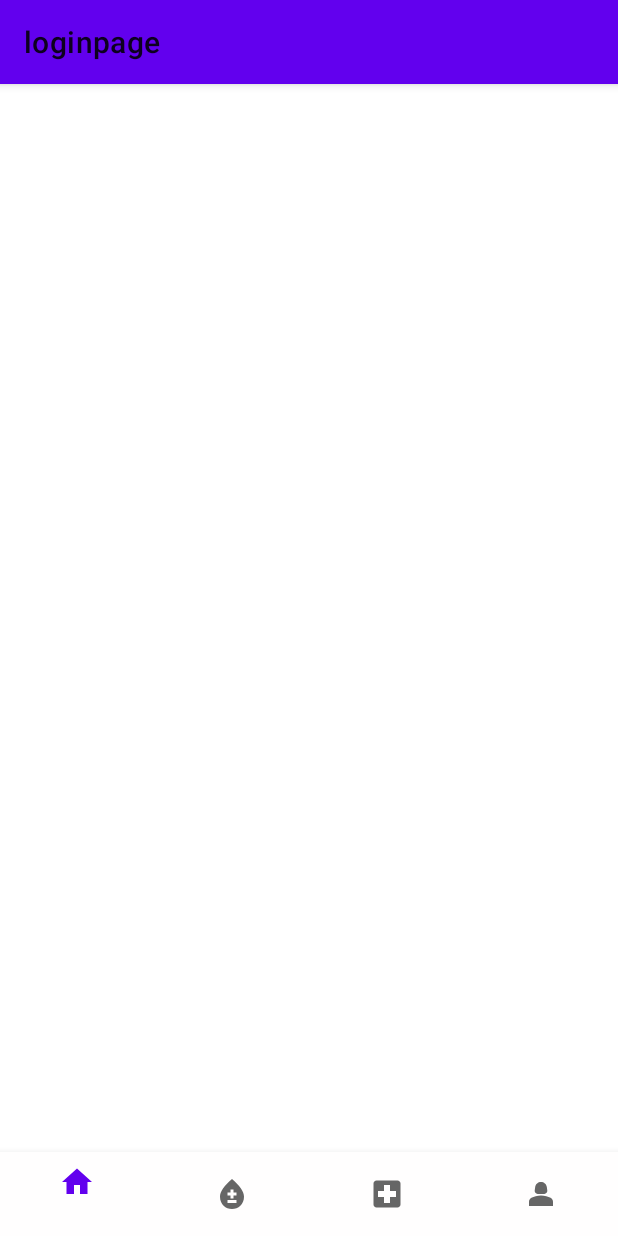
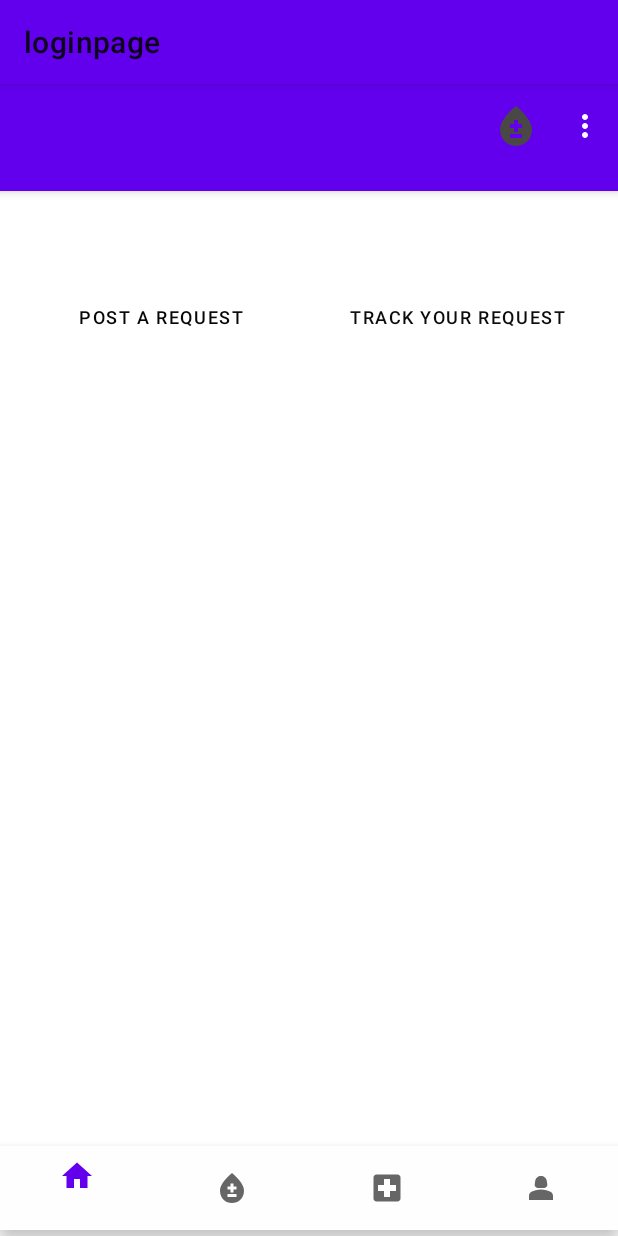
Before and after one commit to Sivaranjani09/BlooddonationApp, an Android app: the screen it shows after launch (MainActivity), on a phone screen of 412 x 824 dp. Run offline under Robolectric (Android 15) with nearby library versions, the phone set to English and light mode, and no system bars.

```diff
--- /dev/null
+++ b/mainPage/app/src/main/res/drawable/bell_btn.xml
@@ -0,0 +1,5 @@
+<vector android:height="24dp" android:tint="#484545"
+    android:viewportHeight="24" android:viewportWidth="24"
+    android:width="24dp" xmlns:android="http://schemas.android.com/apk/res/android">
+    <path android:fillColor="@android:color/white" android:pathData="M12,22c1.1,0 2,-0.9 2,-2h-4c0,1.1 0.89,2 2,2zM18,16v-5c0,-3.07 -1.64,-5.64 -4.5,-6.32L13.5,4c0,-0.83 -0.67,-1.5 -1.5,-1.5s-1.5,0.67 -1.5,1.5v0.68C7.63,5.36 6,7.92 6,11v5l-2,2v1h16v-1l-2,-2z"/>
+</vector>
--- /dev/null
+++ b/mainPage/app/src/main/res/drawable/button.xml
@@ -0,0 +1,12 @@
+<?xml version="1.0" encoding="utf-8"?>
+<selector xmlns:android="http://schemas.android.com/apk/res/android" xmlns:tools="http://schemas.android.com/tools" android:shape="rectangle" tools:ignore="ExtraText">
+    <solid
+         android:color="#FFFFFF"
+        />
+    <stroke android:color="#CCCCCC" android:width="1dp"/>
+    <corners android:radius="5dp"/>
+
+
+
+
+</selector>
--- a/mainPage/app/src/main/res/layout/activity_main.xml
+++ b/mainPage/app/src/main/res/layout/activity_main.xml
@@ -5,7 +5,29 @@
     xmlns:tools="http://schemas.android.com/tools"
     android:layout_width="match_parent"
     android:layout_height="match_parent"
-    tools:context=".MainActivity">
+    tools:context=".MainActivity"
+        tools:ignore="ExtraText">
+
+    <com.google.android.material.appbar.AppBarLayout
+        android:id="@+id/appBarLayout"
+        android:layout_width="match_parent"
+        android:layout_height="wrap_content"
+        app:layout_constraintEnd_toEndOf="parent"
+        app:layout_constraintStart_toStartOf="parent"
+        tools:ignore="MissingConstraints">
+
+        <com.google.android.material.appbar.MaterialToolbar
+            android:id="@id/topAppBar"
+            style="@style/Widget.MaterialComponents.Toolbar.Primary"
+            android:layout_width="match_parent"
+            android:layout_height="71dp"
+            app:menu="@menu/top_add_bar"
+            app:title=""></com.google.android.material.appbar.MaterialToolbar>
+
+    </com.google.android.material.appbar.AppBarLayout><![CDATA[>
+
+
+    ]]>
 
     <FrameLayout
         android:id="@+id/frameLayout"
@@ -13,19 +35,61 @@
         android:layout_height="0dp"
         app:layout_constraintBottom_toTopOf="@+id/bottomNavigationView"
         app:layout_constraintEnd_toEndOf="parent"
-        app:layout_constraintHorizontal_bias="0.0"
+        app:layout_constraintHorizontal_bias="1.0"
         app:layout_constraintStart_toStartOf="parent"
-        app:layout_constraintTop_toTopOf="parent"
-        app:layout_constraintVertical_bias="1.0"></FrameLayout>
+        app:layout_constraintTop_toBottomOf="@+id/appBarLayout"
+        app:layout_constraintVertical_bias="0.0">
+
+        <LinearLayout
+            android:layout_width="match_parent"
+            android:layout_height="78dp"
+            android:layout_marginLeft="8dp"
+            android:layout_marginTop="50dp"
+            android:layout_marginRight="8dp"
+            android:orientation="horizontal"
+            tools:ignore="ExtraText">
+
+            />
+
+            <Button
+                android:layout_width="0dp"
+                android:layout_height="wrap_content"
+                android:layout_marginTop="10dp"
+                android:layout_marginBottom="10dp"
+                android:layout_weight="1"
+                android:background="@drawable/button"
+                android:paddingLeft="10dp"
+                android:paddingEnd="10dp"
+                android:text="Post a Request"
+                android:textColor="#070707"
+                android:textSize="12sp"
+                android:textcolor="@android:color/black" />
+
+            <Button
+                android:layout_width="0dp"
+                android:layout_height="wrap_content"
+                android:layout_marginTop="10dp"
+                android:layout_marginBottom="10dp"
+                android:layout_weight="1"
+                android:background="@drawable/button"
+                android:text="Track your Request"
+                android:textColor="#0C0C0C"
+                android:textSize="12sp"
+                android:textcolor="@android:color/black" />
+
+        </LinearLayout>
+    </FrameLayout>
 
     <com.google.android.material.bottomnavigation.BottomNavigationView
         android:id="@+id/bottomNavigationView"
         android:layout_width="match_parent"
         android:layout_height="wrap_content"
         android:layout_alignParentBottom="true"
+        android:layout_marginBottom="4dp"
         android:background="#FFFEFE"
         app:layout_constraintBottom_toBottomOf="parent"
         app:layout_constraintEnd_toEndOf="parent"
+        app:layout_constraintHorizontal_bias="0.0"
         app:layout_constraintStart_toStartOf="parent"
         app:menu="@menu/bottom_nav_menu" />
 </androidx.constraintlayout.widget.ConstraintLayout>
--- /dev/null
+++ b/mainPage/app/src/main/res/menu/top_add_bar.xml
@@ -0,0 +1,15 @@
+<?xml version="1.0" encoding="utf-8"?>
+<menu xmlns:android="http://schemas.android.com/apk/res/android"
+    xmlns:app="http://schemas.android.com/apk/res-auto">
+    <item
+        android:icon="@drawable/bell_btn"
+        android:id="@+id/bell"
+        android:title=""
+        app:ShowAsAction="ifRoom"/>
+    <item
+        android:icon="@drawable/blood_btn"
+        android:id="@+id/bloodtop"
+        android:title=""
+        app:showAsAction="ifRoom"/>
+
+</menu>
--- /dev/null
+++ b/mainPage/app/src/main/res/values/ids.xml
@@ -0,0 +1,4 @@
+<?xml version="1.0" encoding="utf-8"?>
+<resources>
+    <item name="topAppBar" type="id" />
+</resources>
--- a/mainPage/app/src/main/res/values/themes.xml
+++ b/mainPage/app/src/main/res/values/themes.xml
@@ -1,6 +1,6 @@
 <resources xmlns:tools="http://schemas.android.com/tools">
     <!-- Base application theme. -->
-    <style name="Base.Theme.Loginpage" parent="Theme.MaterialComponents.Light">
+        <style name="Base.Theme.Loginpage" parent="Theme.MaterialComponents.Light">
 
         <!-- Customize your light theme here. -->
         <!-- <item name="colorPrimary">@color/my_light_primary</item> -->
```
